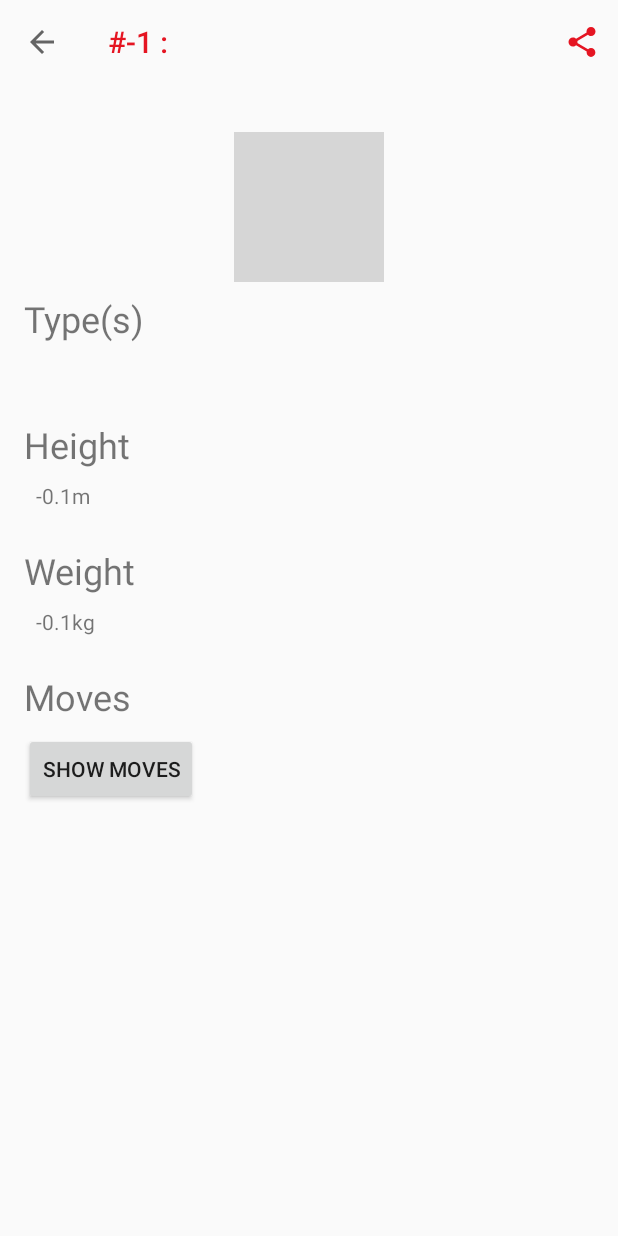
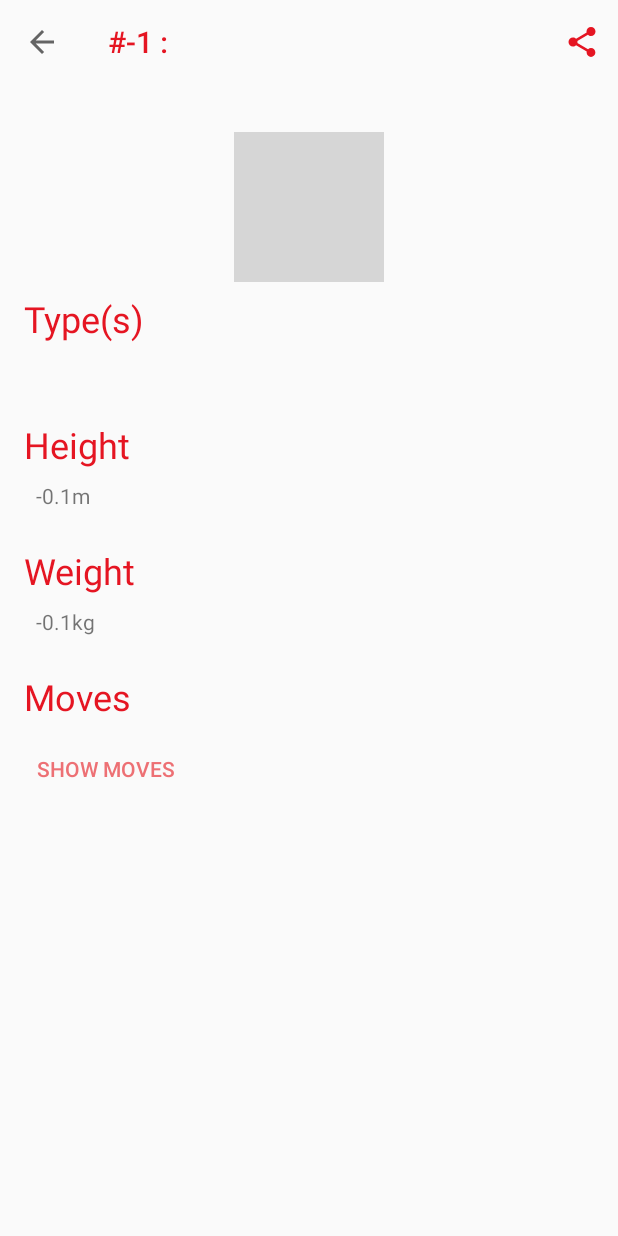
Before and after one commit to KevynBct/MobiApps_Pokemon, an Android app: the PokeDetailActivity screen opened directly, with no data from a screen before it, on a phone screen of 412 x 824 dp. Run offline under Robolectric (Android 15) with nearby library versions, the phone set to English and light mode, and no system bars; our stand-ins replace Picasso; libraries missing offline, so code that uses them is left out: me.sargunvohra.lib; 1 statement that could not run was skipped; grey boxes are pictures that could not be loaded.

Commit message:
Personnalisation du bouton des techniques

```diff
--- a/app/src/main/res/layout-land/activity_pokedetail.xml
+++ b/app/src/main/res/layout-land/activity_pokedetail.xml
@@ -58,6 +58,7 @@
                     android:layout_width="wrap_content"
                     android:layout_height="wrap_content"
                     android:textSize="24sp"
+                    android:textColor="@color/colorPrimaryDark"
                     android:id="@+id/types_title" android:layout_marginTop="8dp"
                     app:layout_constraintStart_toStartOf="parent"
                     android:layout_marginLeft="16dp"
@@ -75,6 +76,7 @@
                     android:layout_height="wrap_content"
                     android:id="@+id/height_title"
                     android:textSize="24sp"
+                    android:textColor="@color/colorPrimaryDark"
                     android:layout_marginTop="24dp"
                     app:layout_constraintTop_toBottomOf="@+id/types_content" app:layout_constraintStart_toStartOf="parent"
                     android:layout_marginStart="16dp"/>
@@ -90,6 +92,7 @@
                     android:layout_width="wrap_content"
                     android:layout_height="wrap_content"
                     android:textSize="24sp"
+                    android:textColor="@color/colorPrimaryDark"
                     android:id="@+id/weight_title" android:layout_marginTop="24dp"
                     app:layout_constraintTop_toBottomOf="@+id/height_content" app:layout_constraintStart_toStartOf="parent"
                     android:layout_marginStart="16dp"/>
@@ -105,6 +108,7 @@
                     android:layout_width="wrap_content"
                     android:layout_height="wrap_content"
                     android:textSize="24sp"
+                    android:textColor="@color/colorPrimaryDark"
                     android:id="@+id/moves_title" android:layout_marginTop="24dp"
                     app:layout_constraintTop_toBottomOf="@+id/weight_content" app:layout_constraintStart_toStartOf="parent"
                     android:layout_marginStart="16dp"/>
@@ -112,11 +116,13 @@
                     android:text="Show moves"
                     android:layout_width="wrap_content"
                     android:layout_height="wrap_content"
+                    android:background="@null"
+                    android:textColor="@color/redLight"
                     android:onClick="movesButton"
                     android:id="@+id/moves_button"
                     android:layout_marginTop="8dp"
                     app:layout_constraintTop_toBottomOf="@+id/moves_title" app:layout_constraintStart_toStartOf="parent"
-                    android:layout_marginStart="16dp"/>
+                    android:layout_marginStart="24dp"/>
 
         </android.support.constraint.ConstraintLayout>
 
--- a/app/src/main/res/layout/activity_pokedetail.xml
+++ b/app/src/main/res/layout/activity_pokedetail.xml
@@ -56,6 +56,7 @@
                     android:layout_width="wrap_content"
                     android:layout_height="wrap_content"
                     android:textSize="24sp"
+                    android:textColor="@color/colorPrimaryDark"
                     android:id="@+id/types_title" android:layout_marginTop="8dp"
                     app:layout_constraintStart_toStartOf="parent"
                     android:layout_marginLeft="16dp"
@@ -73,6 +74,7 @@
                     android:layout_height="wrap_content"
                     android:id="@+id/height_title"
                     android:textSize="24sp"
+                    android:textColor="@color/colorPrimaryDark"
                     android:layout_marginTop="24dp"
                     app:layout_constraintTop_toBottomOf="@+id/types_content" app:layout_constraintStart_toStartOf="parent"
                     android:layout_marginStart="16dp"/>
@@ -88,6 +90,7 @@
                     android:layout_width="wrap_content"
                     android:layout_height="wrap_content"
                     android:textSize="24sp"
+                    android:textColor="@color/colorPrimaryDark"
                     android:id="@+id/weight_title" android:layout_marginTop="24dp"
                     app:layout_constraintTop_toBottomOf="@+id/height_content" app:layout_constraintStart_toStartOf="parent"
                     android:layout_marginStart="16dp"/>
@@ -103,6 +106,7 @@
                     android:layout_width="wrap_content"
                     android:layout_height="wrap_content"
                     android:textSize="24sp"
+                    android:textColor="@color/colorPrimaryDark"
                     android:id="@+id/moves_title" android:layout_marginTop="24dp"
                     app:layout_constraintTop_toBottomOf="@+id/weight_content" app:layout_constraintStart_toStartOf="parent"
                     android:layout_marginStart="16dp"/>
@@ -110,11 +114,13 @@
                     android:text="Show moves"
                     android:layout_width="wrap_content"
                     android:layout_height="wrap_content"
+                    android:background="@null"
+                    android:textColor="@color/redLight"
                     android:onClick="movesButton"
                     android:id="@+id/moves_button"
                     android:layout_marginTop="8dp"
                     app:layout_constraintTop_toBottomOf="@+id/moves_title" app:layout_constraintStart_toStartOf="parent"
-                    android:layout_marginStart="16dp"/>
+                    android:layout_marginStart="24dp"/>
 
         </android.support.constraint.ConstraintLayout>
 
```
